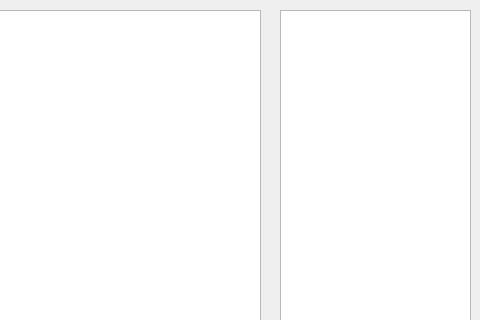
This is MyQQ/widget.ui in CircleMonogatari/qianyueyin as Qt 5 draws it before an edit; both pictures show x 300 to 780 and y 0 to 320 of the 780 by 627 pixel window. The edited form follows.
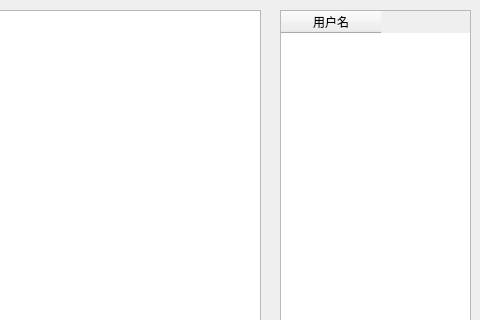
This is the edited form.

What changed in the file:
```diff
--- a/MyQQ/widget.ui
+++ b/MyQQ/widget.ui
@@ -36,7 +36,7 @@
     <string>发送</string>
    </property>
   </widget>
-  <widget class="QListView" name="listView">
+  <widget class="QTableWidget" name="tableWidget">
    <property name="geometry">
     <rect>
      <x>580</x>
@@ -45,6 +45,14 @@
      <height>601</height>
     </rect>
    </property>
+   <property name="columnCount">
+    <number>1</number>
+   </property>
+   <column>
+    <property name="text">
+     <string>用户名</string>
+    </property>
+   </column>
   </widget>
   <widget class="QTextEdit" name="textEdit_2">
    <property name="geometry">
```
